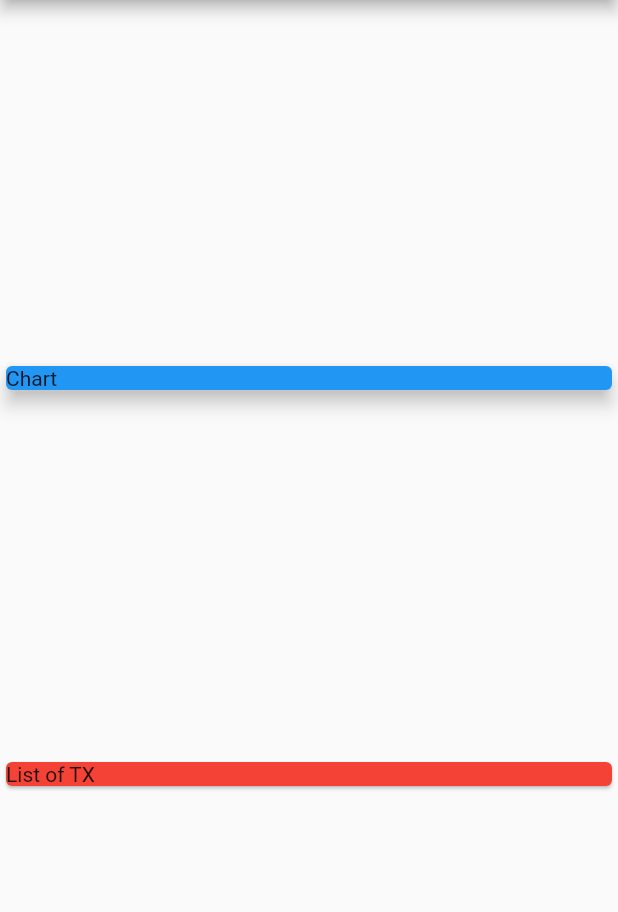
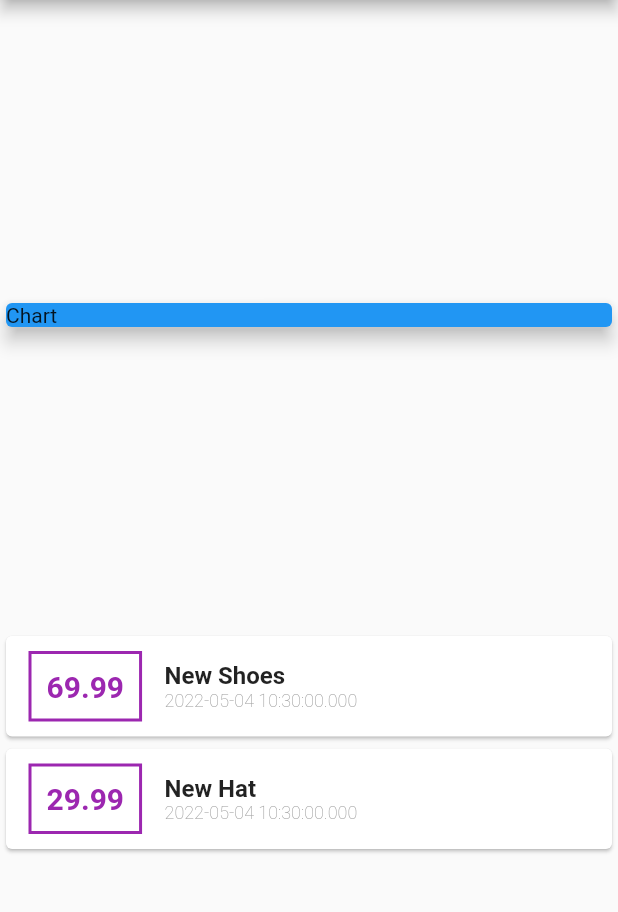
Before and after one commit to mcooper7649/flutter-expense-tracker-app, a Flutter app: the screen it shows after launch, on a phone screen of 412 x 824 dp, the part 84-996 px from its top. Run offline on Flutter 3.47's test engine with Material 2 defaults, Android fonts, the phone set to English and light mode, and no system bars.

Commit message:
styles added to container and text widgets

```diff
--- a/lib/main.dart
+++ b/lib/main.dart
@@ -1,12 +1,11 @@
 import 'package:flutter/material.dart';
+import './transaction.dart';
 
 void main() {
-  runApp(const MyApp());
+  runApp(MyApp());
 }
 
 class MyApp extends StatelessWidget {
-  const MyApp({Key? key}) : super(key: key);
-
   // This widget is the root of your application.
   @override
   Widget build(BuildContext context) {
@@ -63,6 +62,20 @@ class _MyHomePageState extends State<MyHomePage> {
 
   @override
   Widget build(BuildContext context) {
+    final List<Transaction> transactions = [
+      Transaction(
+        id: 't1',
+        title: 'New Shoes',
+        amount: 69.99,
+        date: DateTime.now(),
+      ),
+      Transaction(
+        id: 't2',
+        title: 'New Hat',
+        amount: 29.99,
+        date: DateTime.now(),
+      )
+    ];
     // This method is rerun every time setState is called, for instance as done
     // by the _incrementCounter method above.
     //
@@ -81,15 +94,58 @@ class _MyHomePageState extends State<MyHomePage> {
           children: <Widget>[
             Container(
               width: double.infinity,
-              child: Card(
+              child: const Card(
                 color: Colors.blue,
                 child: Text('Chart'),
                 elevation: 5,
               ),
             ),
-            Card(
-              color: Colors.red,
-              child: Text('List of TX'),
+            Column(
+              children: transactions.map((tx) {
+                return Card(
+                  child: Row(
+                    children: <Widget>[
+                      Container(
+                        margin: EdgeInsets.symmetric(
+                          vertical: 10,
+                          horizontal: 15,
+                        ),
+                        decoration: BoxDecoration(
+                          border: Border.all(
+                            color: Colors.purple,
+                            width: 2,
+                          ),
+                        ),
+                        padding: EdgeInsets.all(10),
+                        child: Text(
+                          tx.amount.toString(),
+                          style: TextStyle(
+                              fontWeight: FontWeight.bold,
+                              fontSize: 20,
+                              color: Colors.purple),
+                        ),
+                      ),
+                      Column(
+                        crossAxisAlignment: CrossAxisAlignment.start,
+                        children: <Widget>[
+                          Text(
+                            tx.title,
+                            style: TextStyle(
+                                fontWeight: FontWeight.bold, fontSize: 16),
+                          ),
+                          Text(
+                            tx.date.toString(),
+                            style: TextStyle(
+                                fontWeight: FontWeight.w200,
+                                fontSize: 12,
+                                color: Colors.grey),
+                          ),
+                        ],
+                      ),
+                    ],
+                  ),
+                );
+              }).toList(),
             ),
           ],
         ));
--- /dev/null
+++ b/lib/transaction.dart
@@ -0,0 +1,15 @@
+import 'package:flutter/material.dart';
+import 'package:flutter/foundation.dart';
+
+class Transaction {
+  final String id;
+  final String title;
+  final double amount;
+  final DateTime date;
+
+  Transaction(
+      {required this.id,
+      required this.title,
+      required this.amount,
+      required this.date});
+}
```
Also changed, not shown: 1 other file.
